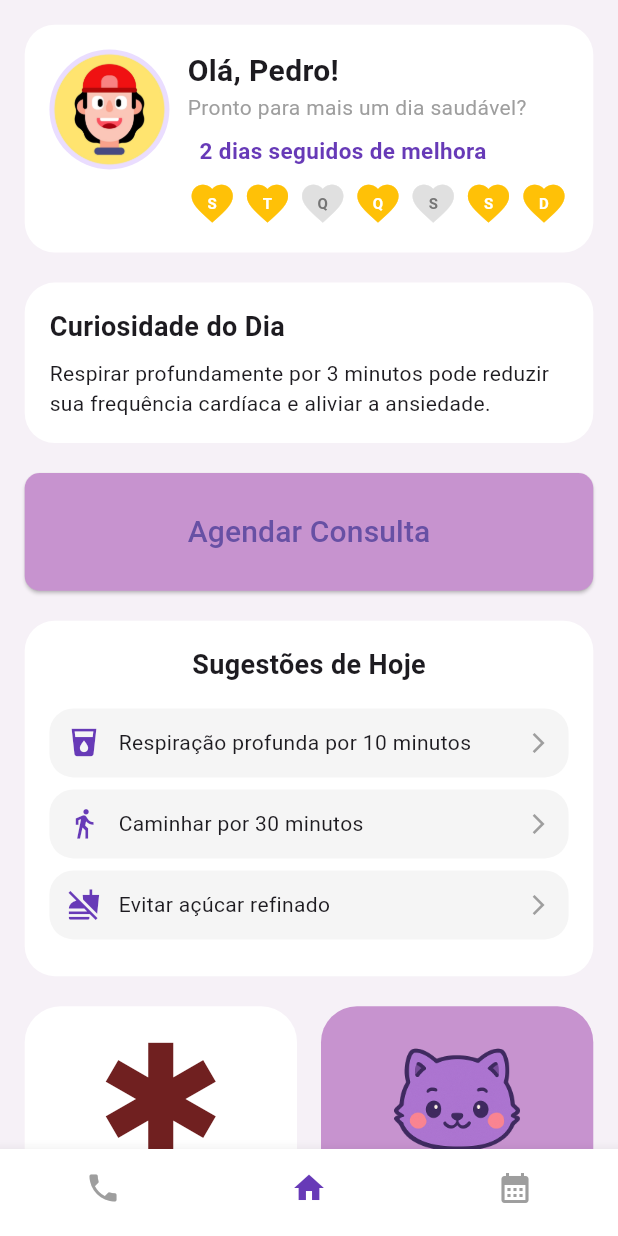
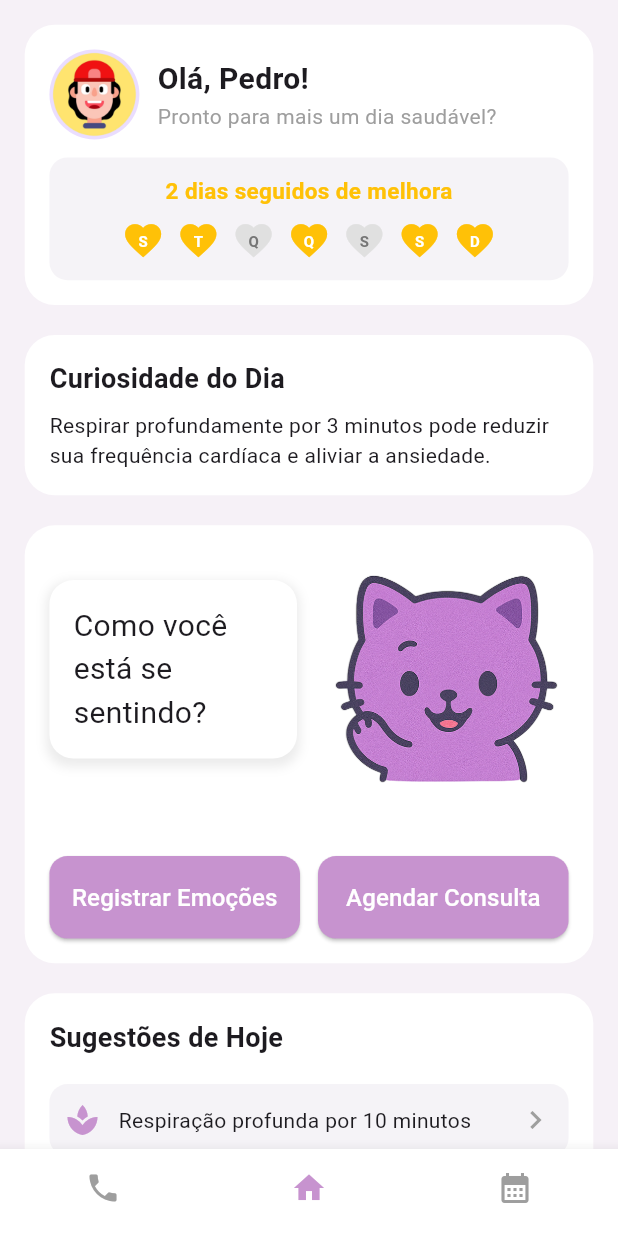
Before and after one commit to ph-cm/HealthAI, a Flutter app: the HomePage screen opened directly, on a phone screen of 412 x 824 dp. Run offline on Flutter 3.47's test engine with Material 3 defaults, Android fonts, the phone set to English and light mode, and no system bars.

Commit message:
Updating home page interface

```diff
--- a/lib/screens/home_page.dart
+++ b/lib/screens/home_page.dart
@@ -27,17 +27,21 @@ class HomePage extends StatelessWidget {
           child: Column(
             crossAxisAlignment: CrossAxisAlignment.start,
             children: [
+              // Container unificado com avatar, saudação e streak
+              // Container unificado com avatar, saudação e streak
               Container(
                 padding: EdgeInsets.all(screenWidth * 0.04),
                 decoration: BoxDecoration(
                   color: Colors.white,
                   borderRadius: BorderRadius.circular(20),
                 ),
-                child: Row(
-                  crossAxisAlignment: CrossAxisAlignment.start,
+                child: Column(
+                  children: [
+                    // Linha com avatar e saudação
+                    Row(
                       children: [
                         const CircleAvatar(
-                      radius: 40,
+                          radius: 30,
                           backgroundImage: AssetImage('assets/avatar.png'),
                         ),
                         const SizedBox(width: 12),
@@ -56,32 +60,44 @@ class HomePage extends StatelessWidget {
                                 "Pronto para mais um dia saudável?",
                                 style: TextStyle(fontSize: 14, color: Colors.grey),
                               ),
-                          const SizedBox(height: 8),
+                            ],
+                          ),
+                        ),
+                      ],
+                    ),
+                    const SizedBox(height: 12),
+                    // Container do streak com texto em cima e corações embaixo
+                    Container(
+                      padding: const EdgeInsets.all(12),
+                      decoration: BoxDecoration(
+                        color: const Color(0xFFF5F3F7),
+                        borderRadius: BorderRadius.circular(12),
+                      ),
+                      child: Column(
+                        children: [
+                          // Texto do streak
                           Text(
-                            "  $currentStreak dias seguidos de melhora",
+                            "$currentStreak dias seguidos de melhora",
                             style: const TextStyle(
                               fontSize: 15,
                               fontWeight: FontWeight.bold,
-                              color: Colors.deepPurple,
+                              color: Colors.amber,
                             ),
                           ),
                           const SizedBox(height: 8),
+                          // Linha de corações
                           Row(
-                            mainAxisAlignment: MainAxisAlignment.spaceBetween,
+                            mainAxisAlignment: MainAxisAlignment.center,
                             children: List.generate(streak.length, (index) {
-                              return Flexible(
-                                child: Column(
-                                  children: [
-                                    AnimatedContainer(
-                                      duration: const Duration(milliseconds: 500),
-                                      curve: Curves.easeInOut,
+                              return Padding(
+                                padding: const EdgeInsets.symmetric(horizontal: 4),
                                 child: Stack(
                                   alignment: Alignment.center,
                                   children: [
                                     Icon(
                                       Icons.favorite,
                                       color: streak[index] ? Colors.amber : Colors.grey[300],
-                                            size: screenWidth * 0.08,
+                                      size: screenWidth * 0.07,
                                     ),
                                     Text(
                                       weekDays[index],
@@ -89,9 +105,6 @@ class HomePage extends StatelessWidget {
                                         fontSize: 10,
                                         fontWeight: FontWeight.bold,
                                         color: streak[index] ? Colors.white : Colors.grey[600],
-                                            ),
-                                          ),
-                                        ],
                                       ),
                                     ),
                                   ],
@@ -105,9 +118,9 @@ class HomePage extends StatelessWidget {
                   ],
                 ),
               ),
-
               const SizedBox(height: 20),
 
+              // Curiosidade do Dia
               Container(
                 width: double.infinity,
                 padding: EdgeInsets.all(screenWidth * 0.04),
@@ -133,30 +146,102 @@ class HomePage extends StatelessWidget {
                   ],
                 ),
               ),
-
               const SizedBox(height: 20),
 
-              SizedBox(
-                width: double.infinity,
-                child: ElevatedButton(
-                  onPressed: () {},
-                  style: ElevatedButton.styleFrom(
-                    backgroundColor: const Color(0xFFC793CF),
-                    padding: EdgeInsets.symmetric(vertical: screenWidth * 0.06),
-                    shape: RoundedRectangleBorder(
-                      borderRadius: BorderRadius.circular(10),
+              // Seção com imagem, balão de conversa e botões
+              Container(
+                padding: EdgeInsets.all(screenWidth * 0.04),
+                decoration: BoxDecoration(
+                  color: Colors.white,
+                  borderRadius: BorderRadius.circular(20),
                 ),
+                child: Column(
+                  children: [
+                    Row(
+                      crossAxisAlignment: CrossAxisAlignment.start,
+                      children: [
+                        // Balão de conversa
+                        Expanded(
+                          child: Container(
+                            padding: const EdgeInsets.all(16),
+                            margin: const EdgeInsets.only(right: 8, top: 20),
+                            decoration: BoxDecoration(
+                              color: Colors.white,
+                              borderRadius: BorderRadius.circular(16),
+                              boxShadow: [
+                                BoxShadow(
+                                  color: Colors.grey.withOpacity(0.2),
+                                  spreadRadius: 2,
+                                  blurRadius: 5,
+                                  offset: const Offset(0, 3),
+                                ),
+                              ],
                             ),
                             child: const Text(
-                    "Agendar Consulta",
+                              "Como você está se sentindo?",
                               style: TextStyle(fontSize: 20),
                             ),
                           ),
                         ),
-
+                        // Imagem maior à direita
+                        const Expanded(
+                          child: Image(
+                            image: AssetImage('assets/saudacoes.png'),
+                            height: 180,
+                            alignment: Alignment.topRight,
+                          ),
+                        ),
+                      ],
+                    ),
+                    const SizedBox(height: 24),
+                    // Botões maiores e lilás
+                    Row(
+                      children: [
+                        Expanded(
+                          child: ElevatedButton(
+                            onPressed: () {},
+                            style: ElevatedButton.styleFrom(
+                              backgroundColor: Color(0xFFC793CF),
+                              foregroundColor: Colors.white,
+                              shape: RoundedRectangleBorder(
+                                borderRadius: BorderRadius.circular(12),
+                              ),
+                              padding: const EdgeInsets.symmetric(vertical: 16),
+                            ),
+                            child: const Text(
+                              "Registrar Emoções",
+                              style: TextStyle(fontSize: 16),
+                            ),
+                          ),
+                        ),
+                        const SizedBox(width: 12),
+                        Expanded(
+                          child: ElevatedButton(
+                            onPressed: () {},
+                            style: ElevatedButton.styleFrom(
+                              backgroundColor: Color(0xFFC793CF),
+                              foregroundColor: Colors.white,
+                              shape: RoundedRectangleBorder(
+                                borderRadius: BorderRadius.circular(12),
+                              ),
+                              padding: const EdgeInsets.symmetric(vertical: 16),
+                            ),
+                            child: const Text(
+                              "Agendar Consulta",
+                              style: TextStyle(fontSize: 16),
+                            ),
+                          ),
+                        ),
+                      ],
+                    ),
+                  ],
+                ),
+              ),
               const SizedBox(height: 20),
 
+              // Sugestões do Psicólogo
               Container(
+                width: double.infinity,
                 padding: EdgeInsets.all(screenWidth * 0.04),
                 decoration: BoxDecoration(
                   color: Colors.white,
@@ -165,67 +250,20 @@ class HomePage extends StatelessWidget {
                 child: Column(
                   crossAxisAlignment: CrossAxisAlignment.start,
                   children: [
-                    const Center(
-                      child: Text(
+                    const Text(
                       "Sugestões de Hoje",
                       style: TextStyle(
                         fontSize: 18,
                         fontWeight: FontWeight.bold,
                       ),
                     ),
-                    ),
-                    const SizedBox(height: 16),
-                    suggestionTile("Respiração profunda por 10 minutos", Icons.local_drink),
-                    suggestionTile("Caminhar por 30 minutos", Icons.directions_walk),
-                    suggestionTile("Evitar açúcar refinado", Icons.no_food),
+                    const SizedBox(height: 12),
+                    suggestionTile(Icons.spa, "Respiração profunda por 10 minutos"),
+                    suggestionTile(Icons.directions_walk, "Caminhar por 30 minutos"),
+                    suggestionTile(Icons.no_food, "Evitar açúcar refinado"),
                   ],
                 ),
               ),
-
-              const SizedBox(height: 20),
-
-              Row(
-                children: [
-                  Expanded(
-                    child: Column(
-                      children: [
-                        Container(
-                          height: screenWidth * 0.3,
-                          decoration: BoxDecoration(
-                            color: const Color.fromARGB(255, 255, 255, 255),
-                            borderRadius: BorderRadius.circular(24),
-                          ),
-                          child: const Center(
-                            child: Icon(Icons.emergency, color: Color.fromARGB(255, 112, 32, 32), size: 100),
-                          ),
-                        ),
-                        const SizedBox(height: 8),
-                        const Text("Emergência", style: TextStyle(fontWeight: FontWeight.bold))
-                      ],
-                    ),
-                  ),
-                  const SizedBox(width: 16),
-                  Expanded(
-                    child: Column(
-                      children: [
-                        Container(
-                          height: screenWidth * 0.3,
-                          decoration: BoxDecoration(
-                            color: const Color(0xFFC793CF),
-                            borderRadius: BorderRadius.circular(24),
-                          ),
-                          child: Center(
-                            child: Image.asset('assets/cat_icon.png', height: screenWidth * 0.6),
-                          ),
-                        ),
-                        const SizedBox(height: 8),
-                        const Text("Chat-Cat", style: TextStyle(fontWeight: FontWeight.bold))
-                      ],
-                    ),
-                  ),
-                ],
-              ),
-
               const SizedBox(height: 20),
             ],
           ),
@@ -234,7 +272,7 @@ class HomePage extends StatelessWidget {
       bottomNavigationBar: BottomNavigationBar(
         currentIndex: 1,
         backgroundColor: Colors.white,
-        selectedItemColor: Colors.deepPurple,
+        selectedItemColor: Color(0xFFC793CF),
         unselectedItemColor: Colors.grey,
         showSelectedLabels: false,
         showUnselectedLabels: false,
@@ -253,21 +291,20 @@ class HomePage extends StatelessWidget {
           ),
         ],
       ),
-
     );
   }
 
-  Widget suggestionTile(String text, IconData icon) {
+  Widget suggestionTile(IconData icon, String text) {
     return Container(
-      margin: const EdgeInsets.only(bottom: 8),
-      padding: const EdgeInsets.all(12),
+      margin: const EdgeInsets.symmetric(vertical: 6),
+      padding: const EdgeInsets.symmetric(vertical: 12, horizontal: 10),
       decoration: BoxDecoration(
-        color: Colors.grey[100],
-        borderRadius: BorderRadius.circular(16),
+        color: const Color(0xFFF5F3F7),
+        borderRadius: BorderRadius.circular(12),
       ),
       child: Row(
         children: [
-          Icon(icon, size: 22, color: Colors.deepPurple),
+          Icon(icon, color: Color(0xFFC793CF)),
           const SizedBox(width: 12),
           Expanded(
             child: Text(
@@ -275,7 +312,7 @@ class HomePage extends StatelessWidget {
               style: const TextStyle(fontSize: 14),
             ),
           ),
-          const Icon(Icons.arrow_forward_ios, size: 16, color: Colors.grey),
+          const Icon(Icons.chevron_right, color: Colors.grey),
         ],
       ),
     );
--- a/pubspec.yaml
+++ b/pubspec.yaml
@@ -56,6 +56,7 @@ flutter:
     - assets/cat_icon.png
     - assets/cat_splash.jpeg
     - assets/avatar.png
+    - assets/saudacoes.png
 
   # The following line ensures that the Material Icons font is
   # included with your application, so that you can use the icons in
```
Also changed, not shown: assets/saudacoes.png (added). Lines whose indentation alone changed are shown as unchanged.
